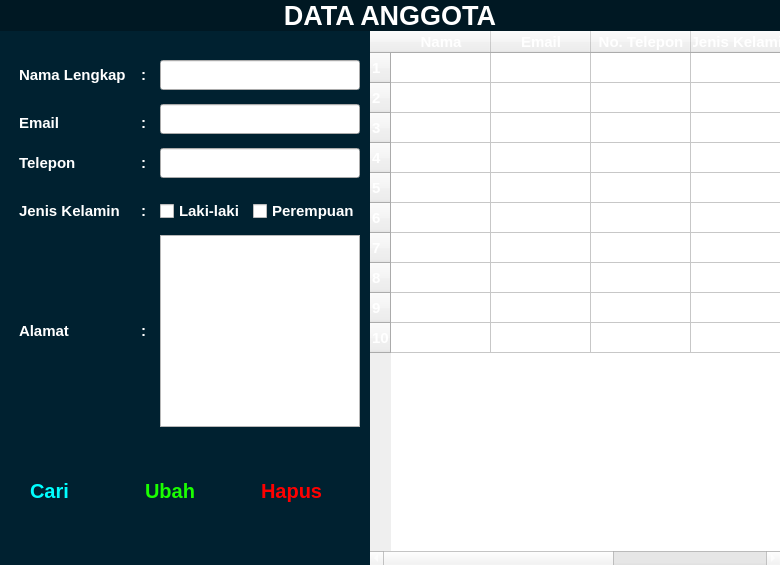
Old version of the form view/DataAnggota.ui in the repository Ionisasi/Aplikasi-Perpustakaan-Digital.
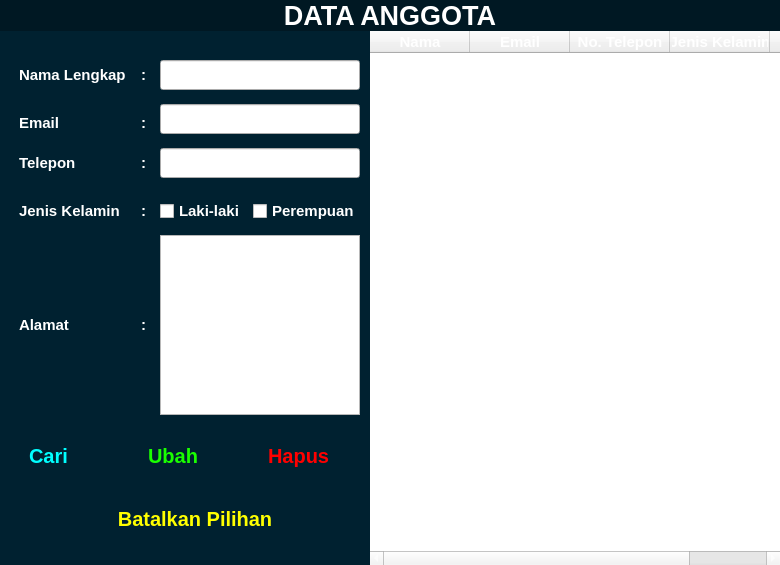
New version of the form. Icons and pictures are not drawn.

Commit message: Fungsi Data Anggota (temporal)

What changed in the file:
```diff
--- a/view/DataAnggota.ui
+++ b/view/DataAnggota.ui
@@ -112,7 +112,7 @@
          <property name="styleSheet">
           <string notr="true"/>
          </property>
-         <layout class="QVBoxLayout" name="verticalLayout_2" stretch="0,1">
+         <layout class="QVBoxLayout" name="verticalLayout_2" stretch="0,0">
           <property name="spacing">
            <number>0</number>
           </property>
@@ -663,105 +663,135 @@
           </item>
           <item>
            <widget class="QWidget" name="editBtn" native="true">
+            <property name="minimumSize">
+             <size>
+              <width>0</width>
+              <height>150</height>
+             </size>
+            </property>
             <property name="styleSheet">
-             <string notr="true"/>
+             <string notr="true">QPushButton:hover {
+	background-color: rgb(0, 50, 100);
+}</string>
             </property>
-            <layout class="QHBoxLayout" name="horizontalLayout_5">
-             <property name="spacing">
-              <number>0</number>
-             </property>
-             <property name="leftMargin">
-              <number>10</number>
-             </property>
-             <property name="topMargin">
-              <number>0</number>
-             </property>
-             <property name="rightMargin">
-              <number>14</number>
-             </property>
-             <property name="bottomMargin">
-              <number>10</number>
-             </property>
+            <layout class="QVBoxLayout" name="verticalLayout_3">
              <item>
-              <widget class="QPushButton" name="searchBtn">
-               <property name="minimumSize">
-                <size>
-                 <width>0</width>
-                 <height>40</height>
-                </size>
-               </property>
-               <property name="styleSheet">
-                <string notr="true">font-size: 20px; font-weight: bold; text-align: left; color: rgb(0, 255, 255); padding-left: 20px;border: none;
+              <layout class="QHBoxLayout" name="horizontalLayout_5">
+               <item>
+                <widget class="QPushButton" name="searchBtn">
+                 <property name="minimumSize">
+                  <size>
+                   <width>0</width>
+                   <height>40</height>
+                  </size>
+                 </property>
+                 <property name="styleSheet">
+                  <string notr="true">font-size: 20px; font-weight: bold; text-align: left; color: rgb(0, 255, 255); padding-left: 20px;border: none;
 </string>
-               </property>
-               <property name="text">
-                <string>Cari</string>
-               </property>
-               <property name="icon">
-                <iconset>
-                 <normaloff>../Asset/Icon/search.png</normaloff>../Asset/Icon/search.png</iconset>
-               </property>
-               <property name="iconSize">
-                <size>
-                 <width>20</width>
-                 <height>20</height>
-                </size>
-               </property>
-               <property name="checkable">
-                <bool>true</bool>
-               </property>
-               <attribute name="buttonGroup">
-                <string notr="true">editBtnGroup</string>
-               </attribute>
-              </widget>
-             </item>
-             <item>
-              <widget class="QPushButton" name="ubahBtn">
-               <property name="minimumSize">
-                <size>
-                 <width>0</width>
-                 <height>40</height>
-                </size>
-               </property>
-               <property name="styleSheet">
-                <string notr="true">font-size: 20px; font-weight: bold; text-align: left; color: rgb(26, 255, 0); padding-left: 20px;border: none;
+                 </property>
+                 <property name="text">
+                  <string>Cari</string>
+                 </property>
+                 <property name="icon">
+                  <iconset>
+                   <normaloff>../Asset/Icon/search.png</normaloff>../Asset/Icon/search.png</iconset>
+                 </property>
+                 <property name="iconSize">
+                  <size>
+                   <width>20</width>
+                   <height>20</height>
+                  </size>
+                 </property>
+                 <property name="checkable">
+                  <bool>true</bool>
+                 </property>
+                 <attribute name="buttonGroup">
+                  <string notr="true">editBtnGroup</string>
+                 </attribute>
+                </widget>
+               </item>
+               <item>
+                <widget class="QPushButton" name="ubahBtn">
+                 <property name="minimumSize">
+                  <size>
+                   <width>0</width>
+                   <height>40</height>
+                  </size>
+                 </property>
+                 <property name="styleSheet">
+                  <string notr="true">font-size: 20px; font-weight: bold; text-align: left; color: rgb(26, 255, 0); padding-left: 20px;border: none;
 </string>
-               </property>
-               <property name="text">
-                <string>Ubah</string>
-               </property>
-               <property name="icon">
-                <iconset>
-                 <normaloff>../Asset/Icon/change.png</normaloff>../Asset/Icon/change.png</iconset>
-               </property>
-               <property name="iconSize">
-                <size>
-                 <width>20</width>
-                 <height>20</height>
-                </size>
-               </property>
-               <property name="checkable">
-                <bool>true</bool>
-               </property>
-               <attribute name="buttonGroup">
-                <string notr="true">editBtnGroup</string>
-               </attribute>
-              </widget>
+                 </property>
+                 <property name="text">
+                  <string>Ubah</string>
+                 </property>
+                 <property name="icon">
+                  <iconset>
+                   <normaloff>../Asset/Icon/change.png</normaloff>../Asset/Icon/change.png</iconset>
+                 </property>
+                 <property name="iconSize">
+                  <size>
+                   <width>20</width>
+                   <height>20</height>
+                  </size>
+                 </property>
+                 <property name="checkable">
+                  <bool>true</bool>
+                 </property>
+                 <attribute name="buttonGroup">
+                  <string notr="true">editBtnGroup</string>
+                 </attribute>
+                </widget>
+               </item>
+               <item>
+                <widget class="QPushButton" name="deleteBtn">
+                 <property name="minimumSize">
+                  <size>
+                   <width>0</width>
+                   <height>40</height>
+                  </size>
+                 </property>
+                 <property name="styleSheet">
+                  <string notr="true">font-size: 20px; font-weight: bold; text-align: left; color: rgb(255, 0, 0); padding-left: 20px;border: none;
+</string>
+                 </property>
+                 <property name="text">
+                  <string>Hapus</string>
+                 </property>
+                 <property name="icon">
+                  <iconset>
+                   <normaloff>../Asset/Icon/Delete.png</normaloff>../Asset/Icon/Delete.png</iconset>
+                 </property>
+                 <property name="iconSize">
+                  <size>
+                   <width>20</width>
+                   <height>20</height>
+                  </size>
+                 </property>
+                 <property name="checkable">
+                  <bool>true</bool>
+                 </property>
+                 <attribute name="buttonGroup">
+                  <string notr="true">editBtnGroup</string>
+                 </attribute>
+                </widget>
+               </item>
+              </layout>
              </item>
              <item>
-              <widget class="QPushButton" name="deleteBtn">
+              <widget class="QPushButton" name="deselectBtn">
                <property name="minimumSize">
                 <size>
                  <width>0</width>
-                 <height>40</height>
+                 <height>50</height>
                 </size>
                </property>
                <property name="styleSheet">
-                <string notr="true">font-size: 20px; font-weight: bold; text-align: left; color: rgb(255, 0, 0); padding-left: 20px;border: none;
+                <string notr="true">font-size: 20px; font-weight: bold; text-align: center; color: rgb(255, 255, 0); padding-left: 20px; border: none;
 </string>
                </property>
                <property name="text">
-                <string>Hapus</string>
+                <string>Batalkan Pilihan</string>
                </property>
                <property name="icon">
                 <iconset>
@@ -827,7 +857,7 @@
           <enum>Qt::PenStyle::SolidLine</enum>
          </property>
          <property name="rowCount">
-          <number>10</number>
+          <number>0</number>
          </property>
          <attribute name="horizontalHeaderVisible">
           <bool>true</bool>
@@ -841,16 +871,6 @@
          <attribute name="horizontalHeaderStretchLastSection">
           <bool>false</bool>
          </attribute>
-         <row/>
-         <row/>
-         <row/>
-         <row/>
-         <row/>
-         <row/>
-         <row/>
-         <row/>
-         <row/>
-         <row/>
          <column>
           <property name="text">
            <string>Nama</string>
```
Left out of the diff: 522 changed lines with no effect on the pictures. The commit also changes 4 other files.
